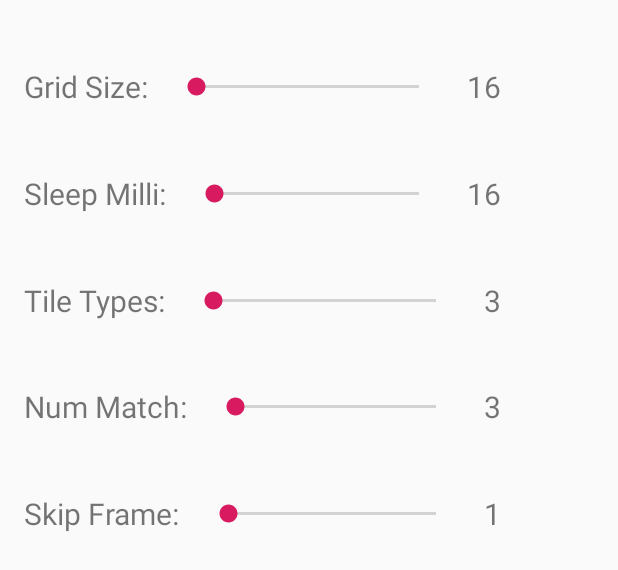
After one commit to huntj88/TileGame, an Android app: the layout dialog_settings.xml on its own in the app's theme, with its tools: preview values and no code run, on a phone screen of 412 x 824 dp. The commit adds this screen. Shown: the top 570 px of the screen. Run offline under Robolectric (Android 15) with nearby library versions, the phone set to English and light mode, and no system bars.

Commit message:
Config Dialog and cleanup (#12)
* Cleanup, better docs, added unit tests and additional checks

* Added settings dialog

* cleanup
#minor

```diff
--- a/app/src/main/java/me/jameshunt/tilegame/State.kt
+++ b/app/src/main/java/me/jameshunt/tilegame/State.kt
@@ -47,7 +47,7 @@ data class State(
     val invisibleTiles: List<List<Tile?>>,
     val step: Step,
     val tick: Int = 0,
-    val config: GameView.Config, // copy of the config at the time the State was created ,
+    val config: GameView.Config,
     val directionToFallFrom: FallFromDirection,
     private val lastTouchInput: TouchInput?
 ) {
@@ -303,8 +303,11 @@ data class State(
 }
 
 fun List<List<Tile?>>.fixTilesByGravity(directionToFallFrom: FallFromDirection): List<List<Tile?>> {
-    // all logic was originally assumed to have a falling direction of down from the top
-    // this fixes the 2d tile grid so that the logic works in other directions too
+    // all logic was originally assumed to have tiles fall from the top of the grid
+    // this manipulates the board so the same logic can be applied when tiles fall from a different direction
+
+    // applying this twice will give you the original value
+    // https://en.wikipedia.org/wiki/Involution_(mathematics)
 
     fun List<List<Tile?>>.reverseGrid(): List<List<Tile?>> =
         this.map { it.reversed() }.reversed()
--- a/app/src/main/java/me/jameshunt/tilegame/StateMachine.kt
+++ b/app/src/main/java/me/jameshunt/tilegame/StateMachine.kt
@@ -37,7 +37,9 @@ class StateMachine(
                     state = nextState
                 }
 
-                if (lastState.step != Step.WaitForInput || nextState.step != Step.WaitForInput) {
+                if (lastState.step == Step.WaitForInput && nextState.step == Step.WaitForInput) {
+                    Thread.sleep(20)
+                } else {
                     onNewStateReadyForRender()
                 }
             }
@@ -115,5 +117,10 @@ internal fun State.loadConfigChange(newConfig: GameView.Config): State {
             is Step.TilesFalling -> step.handleTilesFallingConfigChange()
             else -> step
         }
-    )
+    ).also {
+        check(it.config.gridSize == it.tiles.size)
+        check(it.config.gridSize == it.invisibleTiles.size)
+        check(it.config.gridSize == it.tiles.first().size)
+        check(it.config.gridSize == it.invisibleTiles.first().size)
+    }
 }
--- a/app/src/main/java/me/jameshunt/tilegame/input/ExternalInput.kt
+++ b/app/src/main/java/me/jameshunt/tilegame/input/ExternalInput.kt
@@ -4,7 +4,8 @@ import me.jameshunt.tilegame.*
 import kotlin.math.floor
 
 /**
- * The only mutable state I actually need, because its external user input
+ * The only mutable state I actually need, because its external user input.
+ * Applied immutably in state machine
  */
 class ExternalInput(var config: GameView.Config = GameView.Config()) {
     var lastTouchInput: TouchInput? = null
--- /dev/null
+++ b/app/src/main/res/layout/dialog_settings.xml
@@ -0,0 +1,181 @@
+<?xml version="1.0" encoding="utf-8"?>
+<androidx.constraintlayout.widget.ConstraintLayout xmlns:android="http://schemas.android.com/apk/res/android"
+    xmlns:app="http://schemas.android.com/apk/res-auto"
+    xmlns:tools="http://schemas.android.com/tools"
+    android:layout_width="350dp"
+    android:layout_height="400dp"
+    android:minWidth="300dp"
+    android:minHeight="300dp">
+
+    <TextView
+        android:id="@+id/gridSizeLabel"
+        android:layout_width="wrap_content"
+        android:layout_height="wrap_content"
+        android:layout_marginStart="16dp"
+        android:text="@string/grid_size"
+        android:textSize="20sp"
+        app:layout_constraintBottom_toTopOf="@+id/sleepLengthLabel"
+        app:layout_constraintStart_toStartOf="parent"
+        app:layout_constraintTop_toTopOf="parent" />
+
+    <SeekBar
+        android:id="@+id/gridSizeSeek"
+        android:layout_width="0dp"
+        android:layout_height="wrap_content"
+        android:layout_marginStart="16dp"
+        android:layout_marginEnd="16dp"
+        android:max="50"
+        app:layout_constraintBottom_toBottomOf="@+id/gridSizeLabel"
+        app:layout_constraintEnd_toStartOf="@+id/gridSizeSelectedLabel"
+        app:layout_constraintStart_toEndOf="@id/gridSizeLabel"
+        app:layout_constraintTop_toTopOf="@+id/gridSizeLabel" />
+
+    <TextView
+        android:id="@+id/gridSizeSelectedLabel"
+        android:layout_width="wrap_content"
+        android:layout_height="wrap_content"
+        android:layout_marginEnd="16dp"
+        android:textSize="20sp"
+        app:layout_constraintBottom_toBottomOf="@+id/gridSizeLabel"
+        app:layout_constraintEnd_toEndOf="parent"
+        app:layout_constraintTop_toTopOf="@+id/gridSizeLabel"
+        tools:text="16" />
+
+
+    <TextView
+        android:id="@+id/sleepLengthLabel"
+        android:layout_width="wrap_content"
+        android:layout_height="wrap_content"
+        android:layout_marginStart="16dp"
+        android:text="@string/sleep_milli"
+        android:textSize="20sp"
+        app:layout_constraintBottom_toTopOf="@id/numTileTypeLabel"
+        app:layout_constraintStart_toStartOf="parent"
+        app:layout_constraintTop_toBottomOf="@+id/gridSizeLabel" />
+
+    <SeekBar
+        android:id="@+id/sleepLengthSeek"
+        android:layout_width="0dp"
+        android:layout_height="wrap_content"
+        android:layout_marginStart="16dp"
+        android:layout_marginEnd="16dp"
+        android:max="50"
+        app:layout_constraintBottom_toBottomOf="@+id/sleepLengthLabel"
+        app:layout_constraintEnd_toStartOf="@+id/sleepLengthSelectedLabel"
+        app:layout_constraintStart_toEndOf="@id/sleepLengthLabel"
+        app:layout_constraintTop_toTopOf="@+id/sleepLengthLabel" />
+
+    <TextView
+        android:id="@+id/sleepLengthSelectedLabel"
+        android:layout_width="wrap_content"
+        android:layout_height="wrap_content"
+        android:layout_marginEnd="16dp"
+        android:textSize="20sp"
+        app:layout_constraintBottom_toBottomOf="@+id/sleepLengthLabel"
+        app:layout_constraintEnd_toEndOf="parent"
+        app:layout_constraintTop_toTopOf="@+id/sleepLengthLabel"
+        tools:text="16" />
+
+    <TextView
+        android:id="@+id/numTileTypeLabel"
+        android:layout_width="wrap_content"
+        android:layout_height="wrap_content"
+        android:layout_marginStart="16dp"
+        android:text="@string/tile_types"
+        android:textSize="20sp"
+        app:layout_constraintBottom_toTopOf="@id/numMatchLabel"
+        app:layout_constraintStart_toStartOf="parent"
+        app:layout_constraintTop_toBottomOf="@+id/sleepLengthLabel" />
+
+    <SeekBar
+        android:id="@+id/numTileTypeSeek"
+        android:layout_width="0dp"
+        android:layout_height="wrap_content"
+        android:layout_marginStart="16dp"
+        android:layout_marginEnd="16dp"
+        android:max="6"
+        app:layout_constraintBottom_toBottomOf="@+id/numTileTypeLabel"
+        app:layout_constraintEnd_toStartOf="@+id/numTileTypeSelectedLabel"
+        app:layout_constraintStart_toEndOf="@id/numTileTypeLabel"
+        app:layout_constraintTop_toTopOf="@+id/numTileTypeLabel" />
+
+    <TextView
+        android:id="@+id/numTileTypeSelectedLabel"
+        android:layout_width="wrap_content"
+        android:layout_height="wrap_content"
+        android:layout_marginEnd="16dp"
+        android:textSize="20sp"
+        app:layout_constraintBottom_toBottomOf="@+id/numTileTypeLabel"
+        app:layout_constraintEnd_toEndOf="parent"
+        app:layout_constraintTop_toTopOf="@+id/numTileTypeLabel"
+        tools:text="3" />
+
+    <TextView
+        android:id="@+id/numMatchLabel"
+        android:layout_width="wrap_content"
+        android:layout_height="wrap_content"
+        android:layout_marginStart="16dp"
+        android:text="@string/num_match"
+        android:textSize="20sp"
+        app:layout_constraintBottom_toTopOf="@+id/sleepXTickLabel"
+        app:layout_constraintStart_toStartOf="parent"
+        app:layout_constraintTop_toBottomOf="@+id/numTileTypeLabel" />
+
+    <SeekBar
+        android:id="@+id/numMatchSeek"
+        android:layout_width="0dp"
+        android:layout_height="wrap_content"
+        android:layout_marginStart="16dp"
+        android:layout_marginEnd="16dp"
+        android:max="6"
+        app:layout_constraintBottom_toBottomOf="@+id/numMatchLabel"
+        app:layout_constraintEnd_toStartOf="@+id/numMatchSelectedLabel"
+        app:layout_constraintStart_toEndOf="@id/numMatchLabel"
+        app:layout_constraintTop_toTopOf="@+id/numMatchLabel" />
+
+    <TextView
+        android:id="@+id/numMatchSelectedLabel"
+        android:layout_width="wrap_content"
+        android:layout_height="wrap_content"
+        android:layout_marginEnd="16dp"
+        android:textSize="20sp"
+        app:layout_constraintBottom_toBottomOf="@+id/numMatchLabel"
+        app:layout_constraintEnd_toEndOf="parent"
+        app:layout_constraintTop_toTopOf="@+id/numMatchLabel"
+        tools:text="3" />
+
+    <TextView
+        android:id="@+id/sleepXTickLabel"
+        android:layout_width="wrap_content"
+        android:layout_height="wrap_content"
+        android:layout_marginStart="16dp"
+        android:text="@string/skip_frame"
+        android:textSize="20sp"
+        app:layout_constraintBottom_toBottomOf="parent"
+        app:layout_constraintStart_toStartOf="parent"
+        app:layout_constraintTop_toBottomOf="@+id/numMatchLabel" />
+
+    <SeekBar
+        android:id="@+id/sleepXTickSeek"
+        android:layout_width="0dp"
+        android:layout_height="wrap_content"
+        android:layout_marginStart="16dp"
+        android:layout_marginEnd="16dp"
+        android:max="100"
+        app:layout_constraintBottom_toBottomOf="@+id/sleepXTickLabel"
+        app:layout_constraintEnd_toStartOf="@+id/sleepXTickSelectedLabel"
+        app:layout_constraintStart_toEndOf="@id/sleepXTickLabel"
+        app:layout_constraintTop_toTopOf="@+id/sleepXTickLabel" />
+
+    <TextView
+        android:id="@+id/sleepXTickSelectedLabel"
+        android:layout_width="wrap_content"
+        android:layout_height="wrap_content"
+        android:layout_marginEnd="16dp"
+        android:textSize="20sp"
+        app:layout_constraintBottom_toBottomOf="@+id/sleepXTickLabel"
+        app:layout_constraintEnd_toEndOf="parent"
+        app:layout_constraintTop_toTopOf="@+id/sleepXTickLabel"
+        tools:text="1" />
+
+</androidx.constraintlayout.widget.ConstraintLayout>
--- a/app/src/main/res/values/strings.xml
+++ b/app/src/main/res/values/strings.xml
@@ -1,3 +1,10 @@
 <resources>
     <string name="app_name">TileGame</string>
+    <string name="grid_size">Grid Size:</string>
+    <string name="save">Save</string>
+    <string name="settings">Settings</string>
+    <string name="sleep_milli">Sleep Milli:</string>
+    <string name="tile_types">Tile Types:</string>
+    <string name="num_match">Num Match:</string>
+    <string name="skip_frame">Skip Frame:</string>
 </resources>
```
Also changed, not shown: app/src/main/java/me/jameshunt/tilegame/GameView.kt (+53 -36 lines), app/src/main/java/me/jameshunt/tilegame/MainActivity.kt (+93 -1 lines), app/src/main/res/layout/activity_main.xml (+10 -0 lines), 1 other file.
